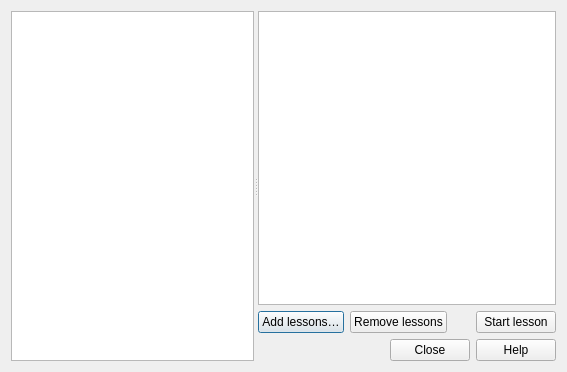
This is ui/qtutorlibrarydialogbase.ui in alexbruy/qtutor as Qt 5 draws it before an edit. The edited form follows.
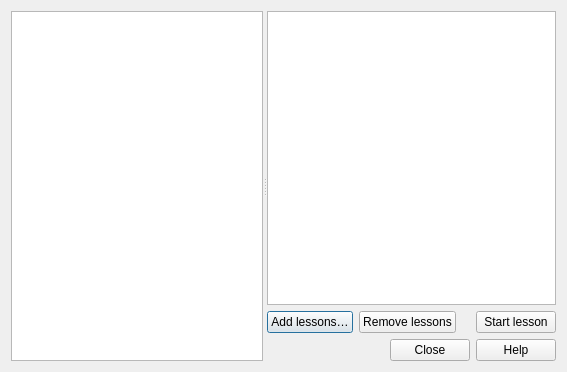
This is the edited form.

Commit message: simplify layout of the library dialog

The edit to the form file:
```diff
--- a/ui/qtutorlibrarydialogbase.ui
+++ b/ui/qtutorlibrarydialogbase.ui
@@ -13,7 +13,7 @@
   <property name="windowTitle">
    <string>QTutor library</string>
   </property>
-  <layout class="QVBoxLayout" name="verticalLayout_2">
+  <layout class="QVBoxLayout" name="verticalLayout">
    <item>
     <widget class="QSplitter" name="splitter">
      <property name="orientation">
@@ -37,8 +37,8 @@
       </attribute>
      </widget>
      <widget class="QWidget" name="">
-      <layout class="QVBoxLayout" name="verticalLayout">
-       <item>
+      <layout class="QGridLayout" name="gridLayout">
+       <item row="0" column="0" colspan="4">
         <widget class="QTextBrowser" name="txtInfo">
          <property name="sizePolicy">
           <sizepolicy hsizetype="Expanding" vsizetype="Expanding">
@@ -48,31 +48,29 @@
          </property>
         </widget>
        </item>
-       <item>
-        <layout class="QHBoxLayout" name="horizontalLayout">
-         <item>
+       <item row="1" column="0">
           <widget class="QPushButton" name="btnAddLessons">
            <property name="text">
             <string>Add lessons…</string>
            </property>
           </widget>
          </item>
-         <item>
+       <item row="1" column="1">
           <widget class="QPushButton" name="btnRemoveLessons">
            <property name="text">
             <string>Remove lessons</string>
            </property>
           </widget>
          </item>
-         <item>
+       <item row="1" column="2">
           <spacer name="horizontalSpacer">
            <property name="orientation">
             <enum>Qt::Horizontal</enum>
            </property>
            <property name="sizeHint" stdset="0">
             <size>
-             <width>40</width>
-             <height>20</height>
+           <width>13</width>
+           <height>19</height>
             </size>
            </property>
           </spacer>
@@ -84,9 +82,7 @@
            </property>
           </widget>
          </item>
-        </layout>
-       </item>
-       <item>
+       <item row="2" column="0" colspan="4">
         <widget class="QDialogButtonBox" name="buttonBox">
          <property name="orientation">
           <enum>Qt::Horizontal</enum>
```
Left out of the diff: 2 changed lines with no effect on the pictures. Lines whose indentation alone changed are shown as unchanged.
